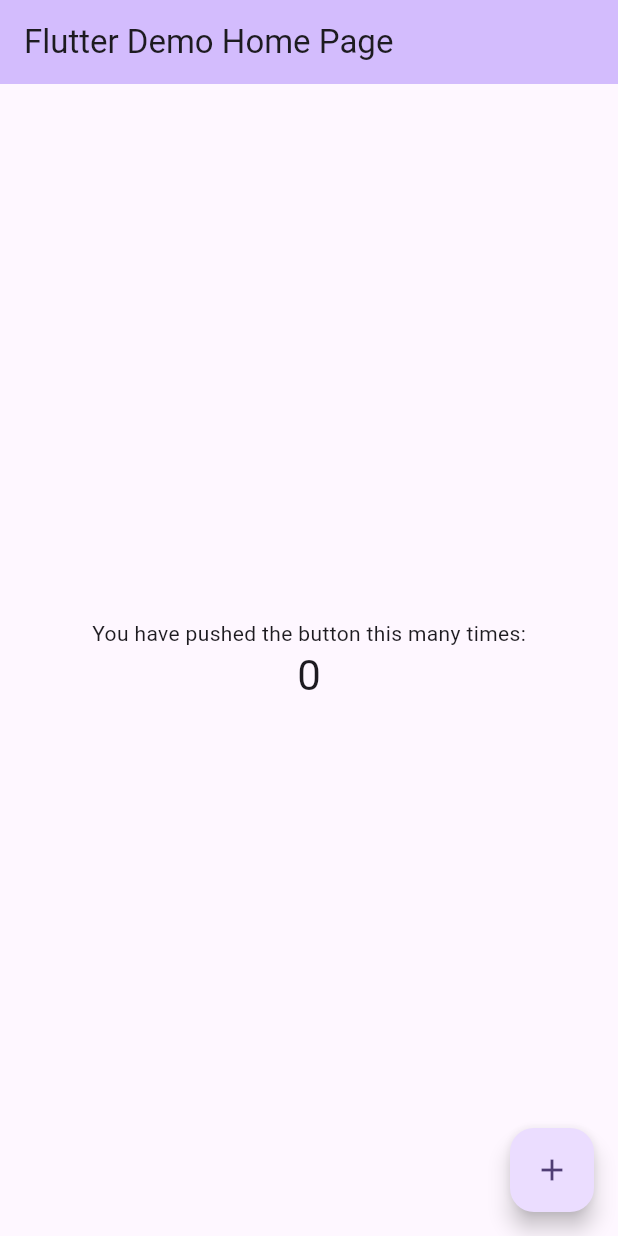
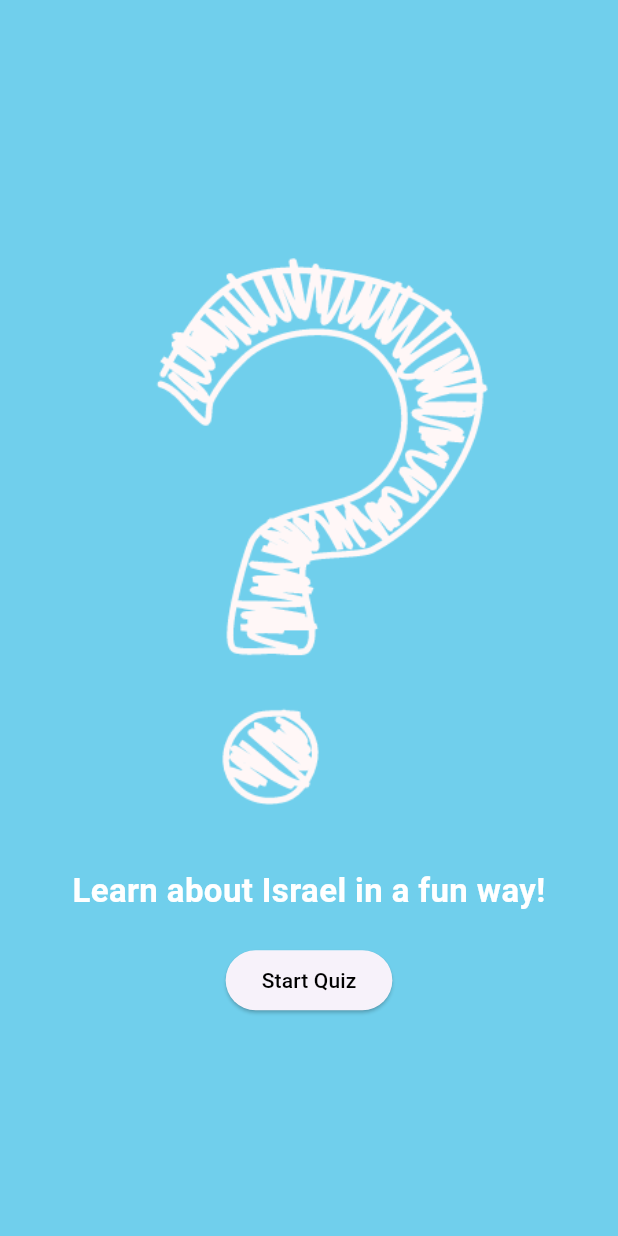
Before and after one commit to Alenwuhl/quiz_app, a Flutter app: the screen it shows after launch, on a phone screen of 412 x 824 dp. Run offline on Flutter 3.47's test engine with Material 3 defaults, Android fonts, the phone set to English and light mode, and no system bars.

Commit message:
Israel Quiz app

```diff
--- a/lib/main.dart
+++ b/lib/main.dart
@@ -1,110 +1,17 @@
 import 'package:flutter/material.dart';
+import 'screens/home_screen.dart';
 
 void main() {
-  runApp(const MyApp());
+  runApp(const QuizApp());
 }
 
-class MyApp extends StatelessWidget {
-  const MyApp({super.key});
+class QuizApp extends StatelessWidget {
+  const QuizApp({super.key});
 
-  // This widget is the root of your application.
   @override
   Widget build(BuildContext context) {
     return MaterialApp(
-      title: 'Flutter Demo',
-      theme: ThemeData(
-        colorScheme: ColorScheme.fromSeed(seedColor: Colors.deepPurple),
-        useMaterial3: true,
-      ),
-      home: const MyHomePage(title: 'Flutter Demo Home Page'),
+      home: HomeScreen(key: UniqueKey()), // Establece HomeScreen como la pantalla inicial
     );
   }
 }
-
-class MyHomePage extends StatefulWidget {
-  const MyHomePage({super.key, required this.title});
-
-  // This widget is the home page of your application. It is stateful, meaning
-  // that it has a State object (defined below) that contains fields that affect
-  // how it looks.
-
-  // This class is the configuration for the state. It holds the values (in this
-  // case the title) provided by the parent (in this case the App widget) and
-  // used by the build method of the State. Fields in a Widget subclass are
-  // always marked "final".
-
-  final String title;
-
-  @override
-  State<MyHomePage> createState() => _MyHomePageState();
-}
-
-class _MyHomePageState extends State<MyHomePage> {
-  int _counter = 0;
-
-  void _incrementCounter() {
-    setState(() {
-      // This call to setState tells the Flutter framework that something has
-      // changed in this State, which causes it to rerun the build method below
-      // so that the display can reflect the updated values. If we changed
-      // _counter without calling setState(), then the build method would not be
-      // called again, and so nothing would appear to happen.
-      _counter++;
-    });
-  }
-
-  @override
-  Widget build(BuildContext context) {
-    // This method is rerun every time setState is called, for instance as done
-    // by the _incrementCounter method above.
-    //
-    // The Flutter framework has been optimized to make rerunning build methods
-    // fast, so that you can just rebuild anything that needs updating rather
-    // than having to individually change instances of widgets.
-    return Scaffold(
-      appBar: AppBar(
-        // TRY THIS: Try changing the color here to a specific color (to
-        // Colors.amber, perhaps?) and trigger a hot reload to see the AppBar
-        // change color while the other colors stay the same.
-        backgroundColor: Theme.of(context).colorScheme.inversePrimary,
-        // Here we take the value from the MyHomePage object that was created by
-        // the App.build method, and use it to set our appbar title.
-        title: Text(widget.title),
-      ),
-      body: Center(
-        // Center is a layout widget. It takes a single child and positions it
-        // in the middle of the parent.
-        child: Column(
-          // Column is also a layout widget. It takes a list of children and
-          // arranges them vertically. By default, it sizes itself to fit its
-          // children horizontally, and tries to be as tall as its parent.
-          //
-          // Column has various properties to control how it sizes itself and
-          // how it positions its children. Here we use mainAxisAlignment to
-          // center the children vertically; the main axis here is the vertical
-          // axis because Columns are vertical (the cross axis would be
-          // horizontal).
-          //
-          // TRY THIS: Invoke "debug painting" (choose the "Toggle Debug Paint"
-          // action in the IDE, or press "p" in the console), to see the
-          // wireframe for each widget.
-          mainAxisAlignment: MainAxisAlignment.center,
-          children: <Widget>[
-            const Text(
-              'You have pushed the button this many times:',
-            ),
-            Text(
-              '$_counter',
-              style: Theme.of(context).textTheme.headlineMedium,
-            ),
-          ],
-        ),
-      ),
-      floatingActionButton: FloatingActionButton(
-        onPressed: _incrementCounter,
-        tooltip: 'Increment',
-        child: const Icon(Icons.add),
-      ), // This trailing comma makes auto-formatting nicer for build methods.
-    );
-  }
-}
--- a/lib/screens/home_screen.dart
+++ b/lib/screens/home_screen.dart
@@ -0,0 +1,41 @@
+import 'package:flutter/material.dart';
+import 'questions_screen.dart';
+
+class HomeScreen extends StatelessWidget {
+  const HomeScreen({required Key key}) : super(key: key);
+
+  @override
+  Widget build(BuildContext context) {
+    return Scaffold(
+      backgroundColor: const Color.fromARGB(255, 112, 207, 236),
+      body: Center(
+        child: Column(
+          mainAxisSize: MainAxisSize.min,
+          mainAxisAlignment: MainAxisAlignment.center,
+          children: [
+            Image.asset('assets/images/question_mark.png',
+            color: const Color.fromARGB(255, 255, 247, 247),),
+            const SizedBox(height: 20),
+            const Text(
+              'Learn about Israel in a fun way!',
+              style: TextStyle(fontSize: 22, fontWeight: FontWeight.bold, color: Colors.white),
+              textAlign: TextAlign.center,
+            ),
+            const SizedBox(height: 20),
+            ElevatedButton(
+              onPressed: () {
+                Navigator.push(
+                  context,
+                  MaterialPageRoute(
+                    builder: (context) => QuestionsScreen(key: UniqueKey()),
+                  ),
+                );
+              },
+              child: const Text('Start Quiz', style: TextStyle(color: Colors.black),),
+            ),
+          ],
+        ),
+      ),
+    );
+  }
+}
--- a/pubspec.yaml
+++ b/pubspec.yaml
@@ -59,10 +59,8 @@ flutter:
   uses-material-design: true
 
   # To add assets to your application, add an assets section, like this:
-  # assets:
-  #   - images/a_dot_burr.jpeg
-  #   - images/a_dot_ham.jpeg
-
+  assets:
+     - assets/images/question_mark.png
   # An image asset can refer to one or more resolution-specific "variants", see
   # https://flutter.dev/assets-and-images/#resolution-aware
 
```
Also changed, not shown: lib/screens/questions_screen.dart (added, +108 -0 lines), lib/screens/result_screen.dart (added, +114 -0 lines), assets/images/question_mark.png (renamed from assets/images/question_mark_PNG138.png), 1 other file.
